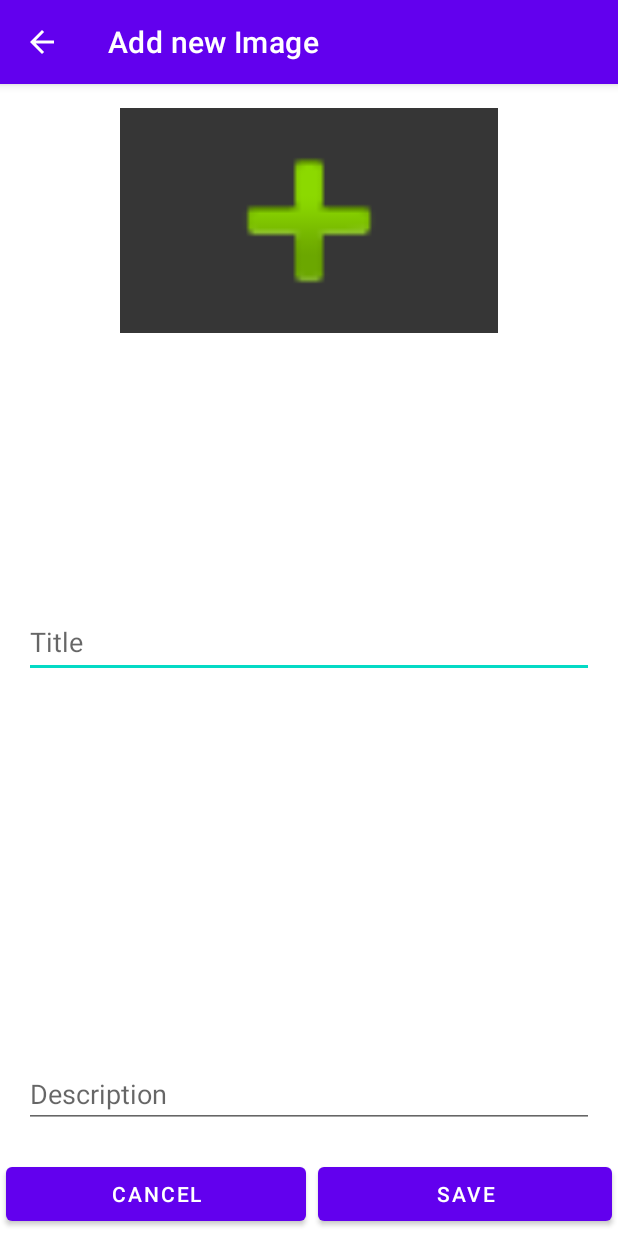
After one commit to tahakhany/My-Gallery, an Android app: the AddActivity screen opened directly, with no data from a screen before it, on a phone screen of 412 x 824 dp. The commit adds this screen. Run offline under Robolectric (Android 15) with nearby library versions, the phone set to English and light mode, and no system bars.

```diff
--- a/app/build.gradle
+++ b/app/build.gradle
@@ -25,11 +25,12 @@ android {
         sourceCompatibility JavaVersion.VERSION_1_8
         targetCompatibility JavaVersion.VERSION_1_8
     }
+    namespace 'com.taha.mygallery'
 }
 
 dependencies {
     def room_version = "2.4.3"
-    def lifecycle_version = "2.5.0"
+    def lifecycle_version = '2.5.1'
 
     // ViewModel
     implementation "androidx.lifecycle:lifecycle-viewmodel:$lifecycle_version"
--- /dev/null
+++ b/app/src/main/java/com/taha/mygallery/AddActivity.java
@@ -0,0 +1,44 @@
+package com.taha.mygallery;
+
+import android.os.Bundle;
+import android.widget.Button;
+import android.widget.EditText;
+import android.widget.ImageView;
+
+import androidx.appcompat.app.AppCompatActivity;
+
+import java.util.Objects;
+
+public class AddActivity extends AppCompatActivity {
+
+    Button saveBtn;
+    Button cancelBtn;
+    EditText titleEdt;
+    EditText descriptionEdt;
+    ImageView imageView;
+
+    @Override
+    protected void onCreate(Bundle savedInstanceState) {
+        super.onCreate(savedInstanceState);
+        Objects.requireNonNull(getSupportActionBar()).setTitle("Add new Image");
+        setContentView(R.layout.activity_add);
+
+        saveBtn = findViewById(R.id.add_activity_save_button);
+        cancelBtn = findViewById(R.id.add_activity_cancle_button);
+        titleEdt = findViewById(R.id.add_activity_title_edit_text);
+        descriptionEdt = findViewById(R.id.add_activity_description_edit_text);
+        imageView = findViewById(R.id.add_activity_add_image_view);
+
+        imageView.setOnClickListener(view -> {
+
+        });
+
+        cancelBtn.setOnClickListener(view -> {
+            finish();
+        });
+
+        saveBtn.setOnClickListener(view -> {
+
+        });
+    }
+}
--- a/app/src/main/java/com/taha/mygallery/MyImages.java
+++ b/app/src/main/java/com/taha/mygallery/MyImages.java
@@ -10,11 +10,11 @@ class MyImages {
     @PrimaryKey(autoGenerate = true)
     private int imageId;
 
-    private String imageTitle;
+    private final String imageTitle;
 
-    private String imageDescription;
+    private final String imageDescription;
 
-    private byte[] image;
+    private final byte[] image;
 
     @Ignore
     public MyImages(int imageId, String imageTitle, String imageDescription, byte[] image) {
--- a/app/src/main/java/com/taha/mygallery/MyImagesDao.java
+++ b/app/src/main/java/com/taha/mygallery/MyImagesDao.java
@@ -7,7 +7,7 @@ import androidx.room.Insert;
 import androidx.room.Query;
 import androidx.room.Update;
 
-import java.util.ArrayList;
+import java.util.List;
 
 @Dao
 interface MyImagesDao {
@@ -22,6 +22,6 @@ interface MyImagesDao {
     void update(MyImages image);
 
     @Query("SELECT * FROM images_table ORDER BY imageId ASC")
-    LiveData<ArrayList<MyImages>> getAllImages();
+    LiveData<List<MyImages>> getAllImages();
 
 }
--- /dev/null
+++ b/app/src/main/res/layout/activity_add.xml
@@ -0,0 +1,78 @@
+<?xml version="1.0" encoding="utf-8"?>
+<androidx.constraintlayout.widget.ConstraintLayout xmlns:android="http://schemas.android.com/apk/res/android"
+    xmlns:app="http://schemas.android.com/apk/res-auto"
+    xmlns:tools="http://schemas.android.com/tools"
+    android:layout_width="match_parent"
+    android:layout_height="match_parent"
+    tools:context=".AddActivity">
+
+    <ImageView
+        android:id="@+id/add_activity_add_image_view"
+        android:layout_width="0dp"
+        android:layout_height="150dp"
+        android:layout_marginStart="80dp"
+        android:layout_marginTop="16dp"
+        android:layout_marginEnd="80dp"
+        android:background="#363636"
+        android:scaleType="fitCenter"
+        app:layout_constraintEnd_toEndOf="parent"
+        app:layout_constraintStart_toStartOf="parent"
+        app:layout_constraintTop_toTopOf="parent"
+        app:srcCompat="@android:drawable/ic_input_add" />
+
+    <EditText
+        android:id="@+id/add_activity_title_edit_text"
+        android:layout_width="0dp"
+        android:layout_height="wrap_content"
+        android:layout_marginStart="16dp"
+        android:layout_marginEnd="16dp"
+        android:ems="10"
+        android:hint="Title"
+        android:inputType="textPersonName"
+        android:minHeight="48dp"
+        app:layout_constraintBottom_toTopOf="@+id/add_activity_description_edit_text"
+        app:layout_constraintEnd_toEndOf="parent"
+        app:layout_constraintStart_toStartOf="parent"
+        app:layout_constraintTop_toBottomOf="@+id/add_activity_add_image_view"
+        app:layout_constraintVertical_bias="1.0" />
+
+    <EditText
+        android:id="@+id/add_activity_description_edit_text"
+        android:layout_width="0dp"
+        android:layout_height="300dp"
+        android:layout_marginBottom="16dp"
+        android:ems="10"
+        android:gravity="bottom"
+        android:hint="Description"
+        android:inputType="textPersonName"
+        app:layout_constraintBottom_toTopOf="@+id/linearLayout"
+        app:layout_constraintEnd_toEndOf="@+id/add_activity_title_edit_text"
+        app:layout_constraintStart_toStartOf="@+id/add_activity_title_edit_text" />
+
+    <LinearLayout
+        android:id="@+id/linearLayout"
+        android:layout_width="match_parent"
+        android:layout_height="wrap_content"
+        android:orientation="horizontal"
+        app:layout_constraintBottom_toBottomOf="parent"
+        app:layout_constraintEnd_toEndOf="parent"
+        app:layout_constraintStart_toStartOf="parent">
+
+        <Button
+            android:id="@+id/add_activity_cancle_button"
+            android:layout_width="wrap_content"
+            android:layout_height="wrap_content"
+            android:layout_margin="4dp"
+            android:layout_weight="1"
+            android:text="Cancel" />
+
+        <Button
+            android:id="@+id/add_activity_save_button"
+            android:layout_width="wrap_content"
+            android:layout_height="wrap_content"
+            android:layout_margin="4dp"
+            android:layout_weight="1"
+            android:text="Save" />
+    </LinearLayout>
+
+</androidx.constraintlayout.widget.ConstraintLayout>
--- a/build.gradle
+++ b/build.gradle
@@ -1,7 +1,7 @@
 // Top-level build file where you can add configuration options common to all sub-projects/modules.
 plugins {
-    id 'com.android.application' version '7.2.2' apply false
-    id 'com.android.library' version '7.2.2' apply false
+    id 'com.android.application' version '7.3.0' apply false
+    id 'com.android.library' version '7.3.0' apply false
 }
 
 task clean(type: Delete) {
```
Also changed, not shown: app/src/main/AndroidManifest.xml (+17 -2 lines), app/src/main/java/com/taha/mygallery/MainActivity.java (+34 -7 lines), app/src/main/java/com/taha/mygallery/MyImagesRepository.java (+4 -4 lines), app/src/main/java/com/taha/mygallery/MyImagesViewModel.java (+5 -5 lines), app/src/main/java/com/taha/mygallery/RecyclerViewAdapter.java (added, +63 -0 lines), app/src/main/java/com/taha/mygallery/UpdateActivity.java (added, +41 -0 lines), app/src/main/res/layout/activity_main.xml (+18 -5 lines), app/src/main/res/layout/activity_update.xml (added, +76 -0 lines), app/src/main/res/layout/card_view_layout.xml (added, +59 -0 lines), gradle/wrapper/gradle-wrapper.properties.
